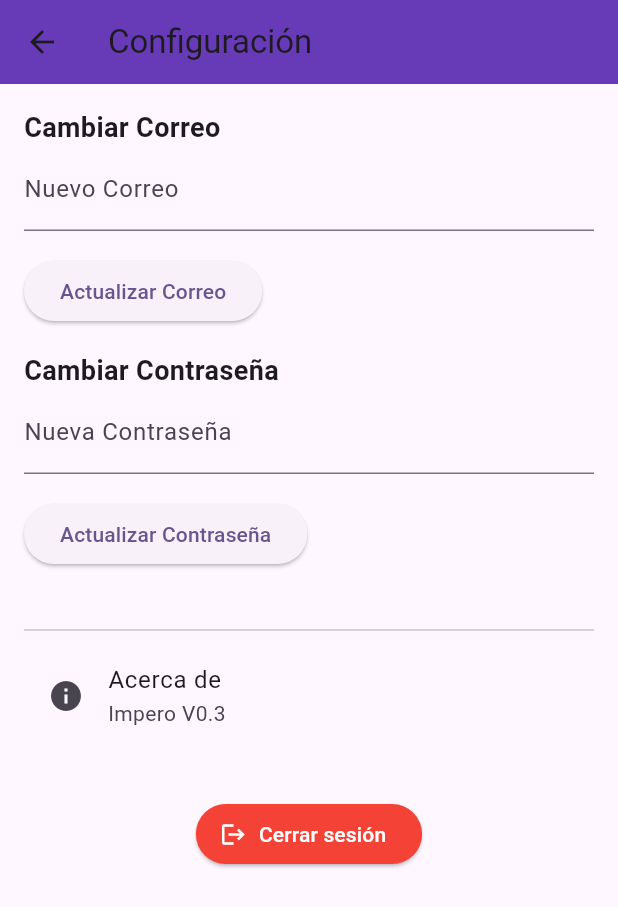
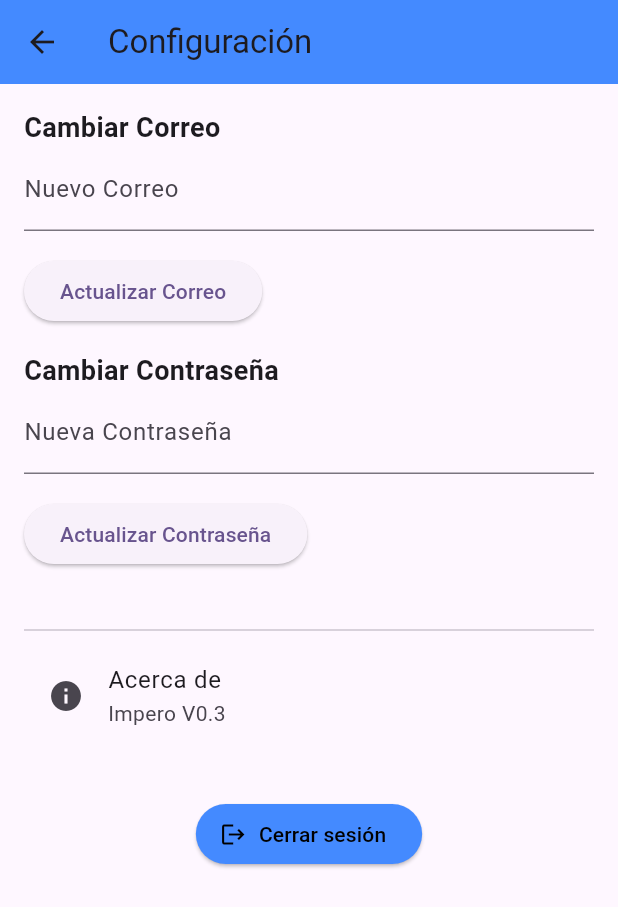
Before and after one commit to crisX666/CasaDomoticaFlutter, a Flutter app: the DashboardPage screen opened by its route, after a tap on "Configuración", on a phone screen of 412 x 824 dp. Shown: the top 907 px of the screen. Run offline on Flutter 3.47's test engine with Material 3 defaults, Android fonts, the phone set to English and light mode, and no system bars; our stand-ins replace cloud_firestore, firebase_auth, firebase_core; accounts and stored records are empty.

Commit message:
Update 03 abril 2025

```diff
--- a/lib/car_page.dart
+++ b/lib/car_page.dart
@@ -103,7 +103,7 @@ class _CarPageState extends State<CarPage> {
       ],
       rows: [
         _buildDataRow('Vehículo', carData!['NombreCarro'] ?? 'Sin Datos'),
-        _buildDataRow('Temperatura', '${carData!['TempCarro'] ?? 'Sin Datos'}°C'),
+        _buildDataRow('Velocidad', '${carData!['VelCarro'] ?? 'Sin Datos'}cm/s'),
         _buildDataRow('Batería', '${carData!['BateriaCarro'] ?? 'Sin Datos'}%'),
         _buildDataRow('Uptime', '${carData!['UptimeCarro'] ?? 'Sin Datos'} h'),
         _buildDataRow('Distancia Recorrida', '${carData!['DistRecorridaCarro'] ?? 'Sin Datos'} m'),
@@ -138,8 +138,8 @@ class _CarPageState extends State<CarPage> {
       alignment: WrapAlignment.center,
       children: [
         _carPageOption('Actualizar datos', Icons.update),
-        _carPageOption('Realizar recorrido', Icons.directions_car),
-        _carPageOption('Cancelar recorrido', Icons.cancel),
+        //_carPageOption('Realizar recorrido', Icons.directions_car),
+        //_carPageOption('Cancelar recorrido', Icons.cancel),
         _carPageOption('Control Manual', Icons.settings_remote),
       ],
     );
--- a/lib/dashboard_page.dart
+++ b/lib/dashboard_page.dart
@@ -9,13 +9,13 @@ class DashboardPage extends StatelessWidget {
       appBar: AppBar(
         title: const Text(
           'Inicio',
-          style: TextStyle(color: Colors.white, fontWeight: FontWeight.bold),
+          style: TextStyle(color: Color.fromARGB(255, 0, 0, 0), fontWeight: FontWeight.bold),
           textAlign: TextAlign.center,
         ),
-        backgroundColor: const Color(0xFF4A479A), // Azul violeta oscuro
+        backgroundColor: const Color.fromARGB(255, 68, 138, 255), // Azul violeta oscuro
         elevation: 10,
       ),
-      backgroundColor: const Color(0xFFF2ECF9), // Fondo lila claro
+      backgroundColor: const Color.fromARGB(255, 236, 249, 241), // Fondo lila claro
       body: GridView.count(
         padding: const EdgeInsets.all(16.0),
         crossAxisCount: 2,
@@ -56,7 +56,7 @@ class DashboardPage extends StatelessWidget {
         shape: RoundedRectangleBorder(
           borderRadius: BorderRadius.circular(16.0),
         ),
-        color: const Color(0xFFD4D1F0), // Fondo más claro para las tarjetas
+        color: const Color.fromARGB(255, 255, 255, 255), // Fondo más claro para las tarjetas
         child: Padding(
           padding: const EdgeInsets.all(12.0),
           child: Column(
@@ -65,7 +65,7 @@ class DashboardPage extends StatelessWidget {
               Icon(
                 icon,
                 size: 48,
-                color: const Color(0xFF4A479A), // Mismo azul violeta del AppBar
+                color: const Color.fromARGB(255, 68, 138, 255), // Mismo azul violeta del AppBar
               ),
               const SizedBox(height: 8.0),
               Text(
@@ -73,7 +73,7 @@ class DashboardPage extends StatelessWidget {
                 style: const TextStyle(
                   fontSize: 16,
                   fontWeight: FontWeight.bold,
-                  color: Color(0xFF4A479A),
+                  color: Color.fromARGB(255, 0, 0, 0),
                 ),
               ),
             ],
--- a/lib/logs_page.dart
+++ b/lib/logs_page.dart
@@ -19,7 +19,7 @@ class LogsPage extends StatelessWidget {
     return Scaffold(
       appBar: AppBar(
         title: const Text('Registros'),
-        backgroundColor: Colors.deepPurple,
+        backgroundColor: const Color.fromARGB(255, 68, 138, 255),
       ),
       body: FutureBuilder<Map<String, List<String>>>(
         future: _fetchLogs(), // Llamada para obtener los datos
@@ -63,7 +63,7 @@ class LogsPage extends StatelessWidget {
         children: logs.map((log) {
           return ListTile(
             title: Text(log),
-            leading: const Icon(Icons.history, color: Colors.deepPurple),
+            leading: const Icon(Icons.history, color: Color.fromARGB(255, 68, 138, 255)),
           );
         }).toList(),
       ),
--- a/lib/main.dart
+++ b/lib/main.dart
@@ -6,6 +6,7 @@ import 'home_page.dart';
 import 'car_page.dart';
 import 'settings_page.dart';
 import 'logs_page.dart';
+import 'alerts_page.dart';
 import 'register_page.dart';
 import 'package:firebase_core/firebase_core.dart';
 import 'firebase_options.dart';  // Asegúrate de que esta importación esté presente
@@ -43,6 +44,7 @@ class MyApp extends StatelessWidget {
         '/vehicle': (context) => const CarPage(),
         '/settings': (context) => const SettingsPage(),
         '/logs': (context) => const LogsPage(),
+        '/alerts': (context) => const AlertsPage(),
         '/register': (context) => const RegisterPage(),
       },
     );
--- a/lib/settings_page.dart
+++ b/lib/settings_page.dart
@@ -57,7 +57,7 @@ class SettingsPageState extends State<SettingsPage> {
     return Scaffold(
       appBar: AppBar(
         title: const Text('Configuración'),
-        backgroundColor: Colors.deepPurple,
+        backgroundColor: const Color.fromARGB(255, 68, 138, 255),
       ),
       body: Padding(
         padding: const EdgeInsets.all(16.0),
@@ -106,8 +106,8 @@ class SettingsPageState extends State<SettingsPage> {
                 icon: const Icon(Icons.logout),
                 label: const Text('Cerrar sesión'),
                 style: ElevatedButton.styleFrom(
-                  backgroundColor: Colors.red,
-                  foregroundColor: Colors.white,
+                  backgroundColor: const Color.fromARGB(255, 68, 138, 255),
+                  foregroundColor: const Color.fromARGB(255, 0, 0, 0),
                 ),
               ),
             ),
```
Also changed, not shown: lib/home_page.dart (+33 -72 lines), pubspec.yaml (+13 -0 lines), pubspec.lock, 25 other files.
